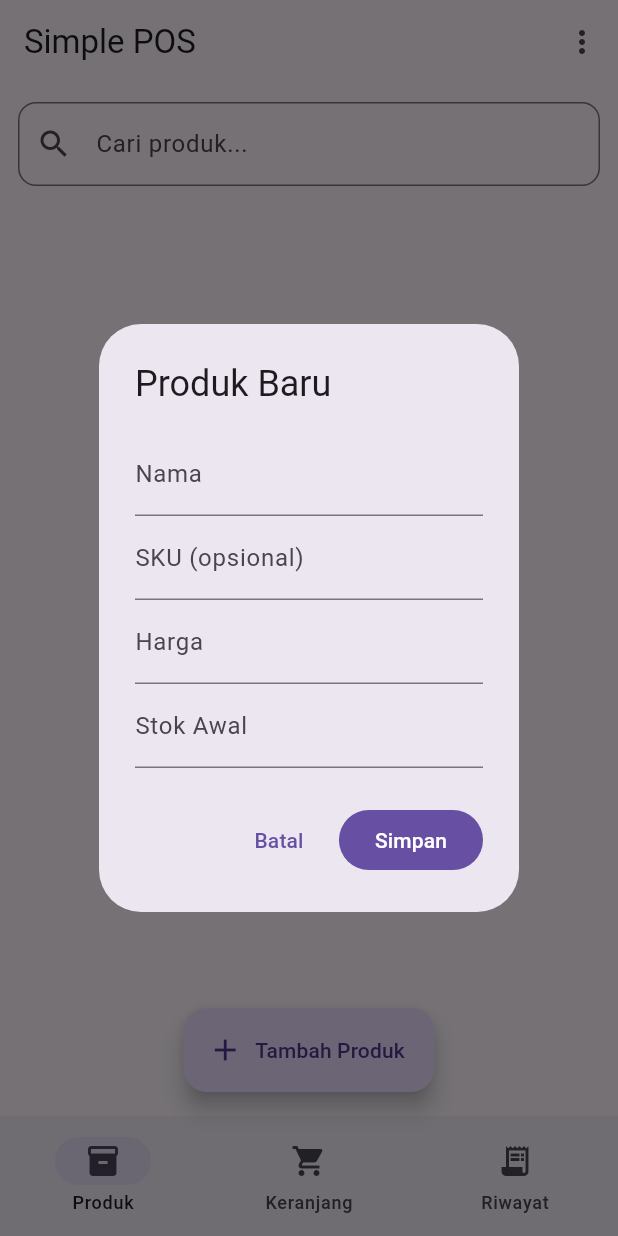
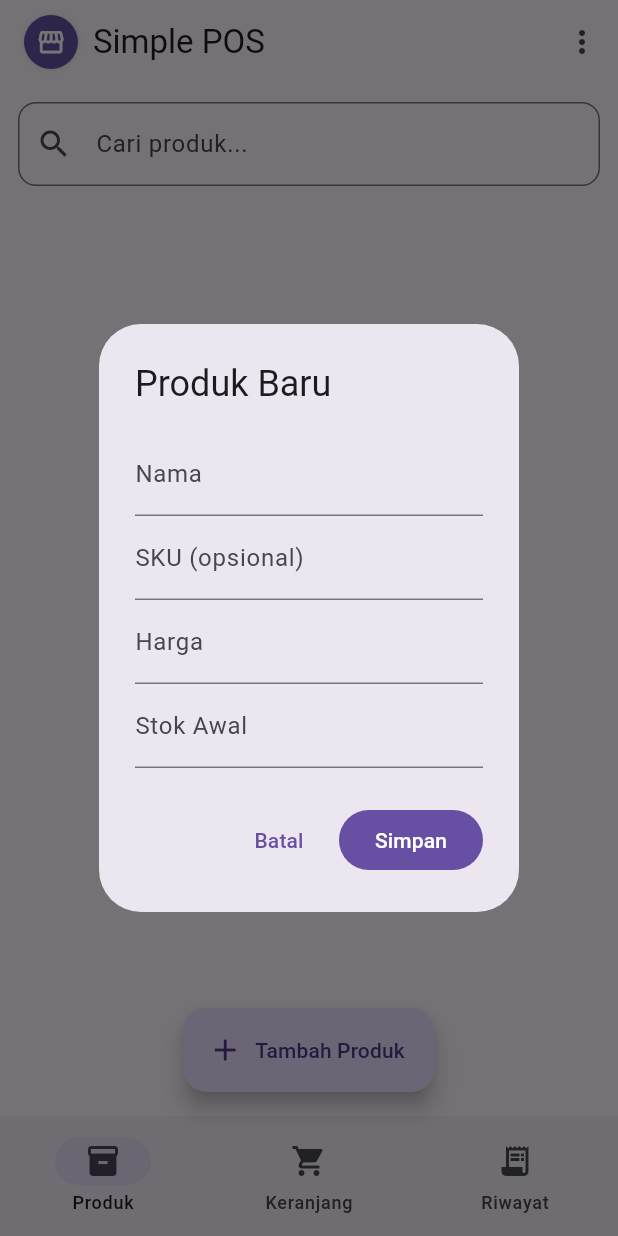
Before and after one commit to danangandrewijaya/simple_pos, a Flutter app: the screen it shows after launch, after a tap on "Tambah Produk", on a phone screen of 412 x 824 dp. Run offline on Flutter 3.47's test engine with Material 3 defaults, Android fonts, the phone set to English and light mode, and no system bars; our stand-ins replace csv, file_picker, sqflite; accounts and stored records are empty.

Commit message:
update ui

```diff
--- a/lib/main.dart
+++ b/lib/main.dart
@@ -22,6 +22,27 @@
   }
 }
 
+class KoperasiLogo extends StatelessWidget {
+  final double size;
+  const KoperasiLogo({super.key, this.size = 36});
+  @override
+  Widget build(BuildContext context) {
+    // Simple red-white circular logo with a store icon centered.
+      // Use theme colors so logo adapts to light/dark or custom themes
+      final cs = Theme.of(context).colorScheme;
+      return Container(
+        width: size,
+        height: size,
+        decoration: BoxDecoration(
+          shape: BoxShape.circle,
+          color: cs.primary,
+          boxShadow: [BoxShadow(color: Colors.black.withOpacity(0.12), blurRadius: 2)],
+        ),
+        child: Center(child: Icon(Icons.storefront, color: cs.onPrimary, size: size * 0.55)),
+      );
+  }
+}
+
 class HomePage extends StatefulWidget {
   const HomePage({super.key});
   @override
@@ -35,7 +56,11 @@
     final pages = [const ProductsPage(), const CartPage(), const SummaryPage()];
     return Scaffold(
       appBar: AppBar(
-        title: const Text('Simple POS'),
+        title: Row(children: const [
+          KoperasiLogo(size: 36),
+          SizedBox(width: 10),
+          Text('Simple POS')
+        ]),
         actions: idx == 0 ? const [ProductsActions()] : null,
       ),
       body: pages[idx],
```
